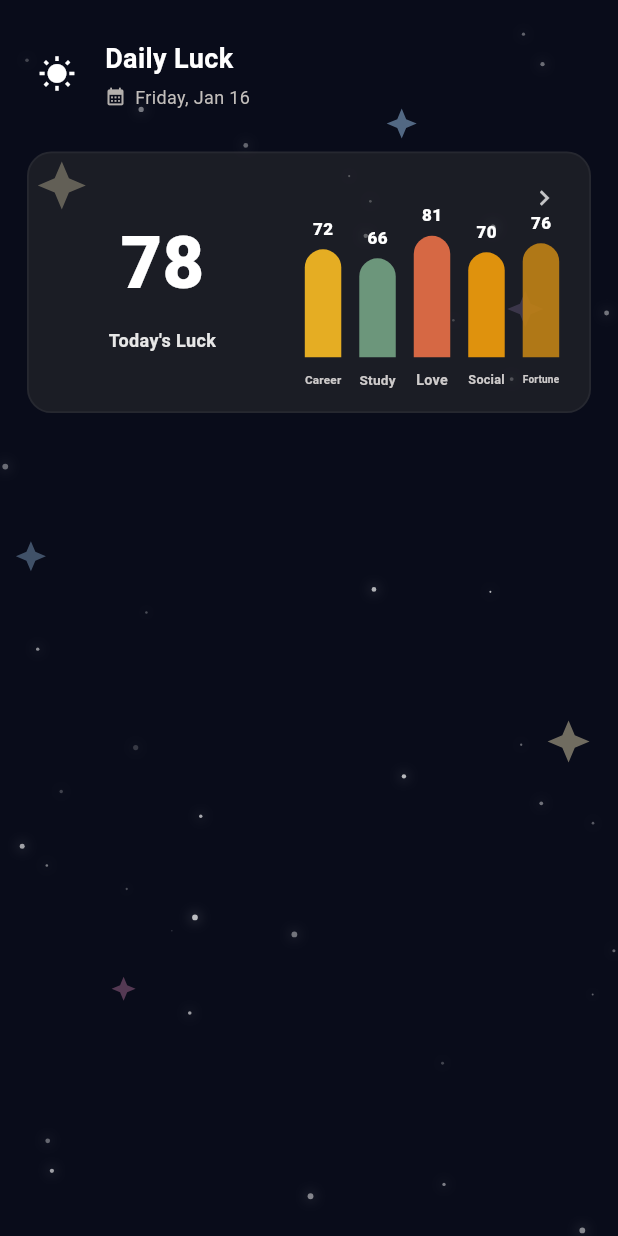
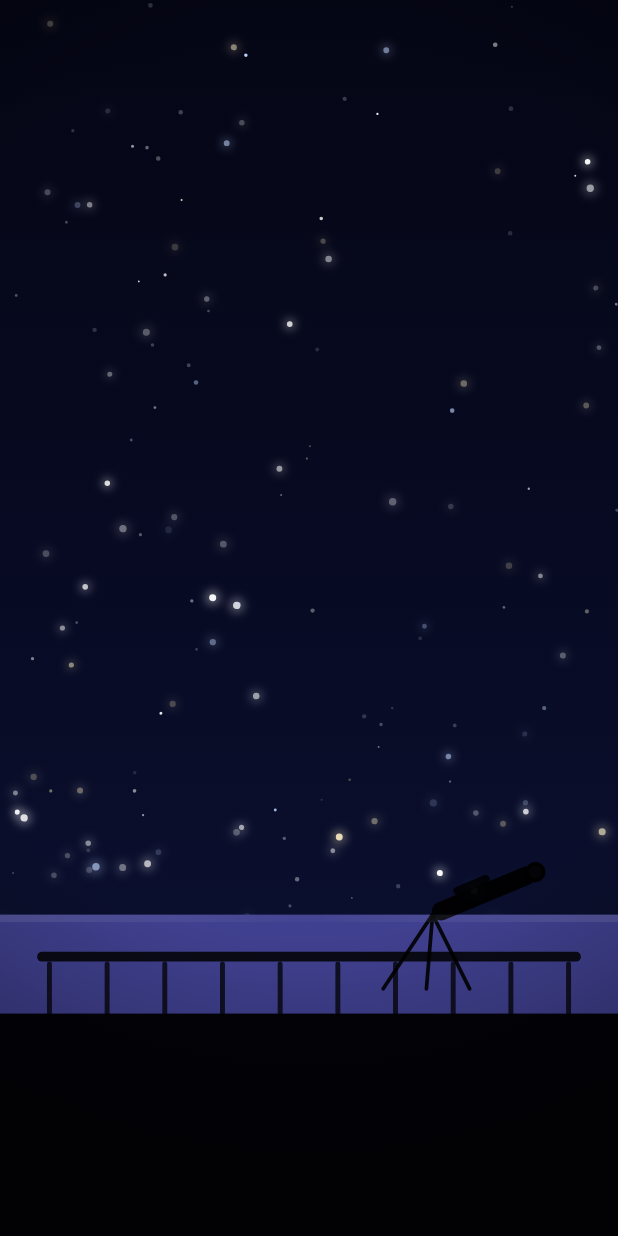
Before and after one commit to FrankieNg617/luck-app-frontend, a Flutter app: the screen it shows after launch, on a phone screen of 412 x 824 dp. Run offline on Flutter 3.47's test engine with Material 3 defaults, Android fonts, the light colour scheme and no system bars; our stand-ins replace google_fonts.

Commit message:
add new background

```diff
--- /dev/null
+++ b/lib/background/home_background.dart
@@ -0,0 +1,336 @@
+import 'dart:math';
+import 'package:flutter/material.dart';
+
+class NightSkyBalconyBackground extends StatefulWidget {
+  const NightSkyBalconyBackground({super.key});
+
+  @override
+  State<NightSkyBalconyBackground> createState() =>
+      _NightSkyBalconyBackgroundState();
+}
+
+class _NightSkyBalconyBackgroundState extends State<NightSkyBalconyBackground>
+    with TickerProviderStateMixin {
+  late final AnimationController _rotationCtrl;
+  late final AnimationController _twinkleCtrl;
+
+  // Pre-generate stars so they don't “jump” each frame.
+  late final List<_Star> _stars;
+
+  @override
+  void initState() {
+    super.initState();
+
+    _rotationCtrl = AnimationController(
+      vsync: this,
+      duration: const Duration(seconds: 140), // slow rotation
+    )..repeat();
+
+    _twinkleCtrl = AnimationController(
+      vsync: this,
+      duration: const Duration(milliseconds: 2600),
+    )..repeat();
+
+    _stars = _generateStars(
+      count: 220,
+      seed: 42,
+      // Only generate stars for the “sky” portion (leave bottom for balcony).
+      // We still generate full-screen, but painter will fade near bottom.
+    );
+  }
+
+  @override
+  void dispose() {
+    _rotationCtrl.dispose();
+    _twinkleCtrl.dispose();
+    super.dispose();
+  }
+
+  @override
+  Widget build(BuildContext context) {
+    final merged = Listenable.merge([_rotationCtrl, _twinkleCtrl]);
+
+    return AnimatedBuilder(
+      animation: merged,
+      builder: (context, _) {
+        return CustomPaint(
+          size: Size.infinite,
+          painter: _NightSkyBalconyPainter(
+            stars: _stars,
+            rotationT: _rotationCtrl.value,
+            twinkleT: _twinkleCtrl.value,
+          ),
+        );
+      },
+    );
+  }
+}
+
+class _NightSkyBalconyPainter extends CustomPainter {
+  _NightSkyBalconyPainter({
+    required this.stars,
+    required this.rotationT,
+    required this.twinkleT,
+  });
+
+  final List<_Star> stars;
+  final double rotationT; // 0..1
+  final double twinkleT; // 0..1
+
+  @override
+  void paint(Canvas canvas, Size size) {
+    final w = size.width;
+    final h = size.height;
+
+    // --- Background gradient (night sky) ---
+    final skyRect = Rect.fromLTWH(0, 0, w, h);
+    final bgPaint = Paint()
+      ..shader = const LinearGradient(
+        begin: Alignment.topCenter,
+        end: Alignment.bottomCenter,
+        colors: [
+          Color(0xFF050615),
+          Color(0xFF070A22),
+          Color(0xFF0B1030),
+          Color(0xFF0B1233),
+        ],
+        stops: [0.0, 0.45, 0.8, 1.0],
+      ).createShader(skyRect);
+    canvas.drawRect(skyRect, bgPaint);
+
+    // --- Rotating starfield (rotate around center, slightly above mid for nicer look) ---
+    final center = Offset(w * 0.5, h * 0.45);
+    final angle = rotationT * 2 * pi * 0.05; // tiny portion of a full turn per cycle
+    // If you want a bit faster, increase 0.05 -> 0.1
+
+    canvas.save();
+    canvas.translate(center.dx, center.dy);
+    canvas.rotate(angle);
+    canvas.translate(-center.dx, -center.dy);
+
+    _drawStars(canvas, size);
+
+    canvas.restore();
+
+    // --- Balcony + telescope silhouette ---
+    _drawBalconyAndTelescope(canvas, size);
+
+    // --- Soft vignette (makes edges nicer) ---
+    final vignette = Paint()
+      ..shader = RadialGradient(
+        center: const Alignment(0, -0.2),
+        radius: 1.1,
+        colors: [
+          Colors.transparent,
+          Colors.black.withValues(alpha: 0.35),
+        ],
+        stops: const [0.65, 1.0],
+      ).createShader(skyRect);
+    canvas.drawRect(skyRect, vignette);
+  }
+
+  void _drawStars(Canvas canvas, Size size) {
+    final w = size.width;
+    final h = size.height;
+
+    // Balcony occupies bottom ~26% of screen.
+    final balconyTopY = h * 0.74;
+
+    // Twinkle time in radians
+    final t = twinkleT * 2 * pi;
+
+    for (final s in stars) {
+      final px = s.x * w;
+      final py = s.y * h;
+
+      // Fade stars near the balcony area so they don't overlap visually.
+      final fade = (1.0 - ((py - balconyTopY) / (h - balconyTopY)).clamp(0.0, 1.0));
+      final skyFade = py < balconyTopY ? 1.0 : fade * 0.15;
+
+      // Twinkle: sin wave per-star with unique phase and speed.
+      final tw = 0.5 + 0.5 * sin(t * s.twinkleSpeed + s.phase);
+      // Map to a subtle alpha range.
+      final alpha = (0.25 + tw * 0.75) * s.baseAlpha * skyFade;
+
+      final paint = Paint()
+        ..color = s.color.withValues(alpha: alpha.clamp(0.0, 1.0));
+
+      // A tiny glow for bigger stars
+      if (s.radius > 1.6) {
+        final glowPaint = Paint()
+          ..color = s.color.withValues(alpha: (alpha * 0.35).clamp(0.0, 1.0))
+          ..maskFilter = const MaskFilter.blur(BlurStyle.normal, 3);
+        canvas.drawCircle(Offset(px, py), s.radius * 2.2, glowPaint);
+      }
+
+      canvas.drawCircle(Offset(px, py), s.radius, paint);
+    }
+  }
+
+  void _drawBalconyAndTelescope(Canvas canvas, Size size) {
+    final w = size.width;
+    final h = size.height;
+
+    final balconyTop = h * 0.74;
+    final floorTop = h * 0.82;
+
+    final dark = const Color.fromARGB(255, 64, 64, 144);
+    final darker = const Color(0xFF030308);
+
+    // Balcony base (floor)
+    final floorRect = Rect.fromLTWH(0, floorTop, w, h - floorTop);
+    canvas.drawRect(floorRect, Paint()..color = darker);
+
+    // Balcony wall / railing plate
+    final wallRect = Rect.fromLTWH(0, balconyTop, w, floorTop - balconyTop);
+    canvas.drawRect(wallRect, Paint()..color = dark);
+
+    // Railing top bar
+    final barH = max(2.0, h * 0.008);
+    final barRect = RRect.fromRectAndRadius(
+      Rect.fromLTWH(w * 0.06, balconyTop + h * 0.03, w * 0.88, barH),
+      Radius.circular(barH),
+    );
+    canvas.drawRRect(barRect, Paint()..color = Colors.black.withValues(alpha: 0.85));
+
+    // Railing posts
+    final postW = max(2.0, w * 0.008);
+    final postH = (floorTop - balconyTop) * 0.55;
+    final postTopY = balconyTop + h * 0.03 + barH;
+    final postCount = 10;
+    final left = w * 0.08;
+    final right = w * 0.92;
+    final spacing = (right - left) / (postCount - 1);
+
+    final postPaint = Paint()..color = Colors.black.withValues(alpha: 0.75);
+    for (int i = 0; i < postCount; i++) {
+      final x = left + spacing * i;
+      final r = RRect.fromRectAndRadius(
+        Rect.fromLTWH(x - postW / 2, postTopY, postW, postH),
+        Radius.circular(postW),
+      );
+      canvas.drawRRect(r, postPaint);
+    }
+
+    // Telescope silhouette (simple but recognizable)
+    final scopeBase = Offset(w * 0.72, floorTop - h * 0.02);
+    final scopeScale = min(w, h);
+
+    final tubeLen = scopeScale * 0.18;
+    final tubeW = scopeScale * 0.03;
+
+    // Tripod legs
+    final legPaint = Paint()
+      ..color = Colors.black.withValues(alpha: 0.9)
+      ..strokeWidth = max(2.0, scopeScale * 0.006)
+      ..strokeCap = StrokeCap.round;
+
+    final apex = Offset(scopeBase.dx - scopeScale * 0.02, floorTop - scopeScale * 0.16);
+    canvas.drawLine(apex, Offset(scopeBase.dx - scopeScale * 0.10, scopeBase.dy), legPaint);
+    canvas.drawLine(apex, Offset(scopeBase.dx + scopeScale * 0.04, scopeBase.dy), legPaint);
+    canvas.drawLine(apex, Offset(scopeBase.dx - scopeScale * 0.03, scopeBase.dy), legPaint);
+
+    // Telescope tube (rotated rounded rect)
+    final tubeAngle = -pi / 8; // pointing up-left a bit
+    canvas.save();
+    canvas.translate(apex.dx, apex.dy);
+    canvas.rotate(tubeAngle);
+    final tubeRect = RRect.fromRectAndRadius(
+      Rect.fromLTWH(0, -tubeW / 2, tubeLen, tubeW),
+      Radius.circular(tubeW / 2),
+    );
+    final tubePaint = Paint()..color = Colors.black.withValues(alpha: 0.92);
+    canvas.drawRRect(tubeRect, tubePaint);
+
+    // Eyepiece / front rim
+    final rimPaint = Paint()..color = Colors.black.withValues(alpha: 0.98);
+    canvas.drawCircle(Offset(tubeLen, 0), tubeW * 0.55, rimPaint);
+    canvas.drawCircle(Offset(tubeLen, 0), tubeW * 0.35, Paint()..color = darker);
+
+    // Small finder scope
+    final fsLen = tubeLen * 0.35;
+    final fsW = tubeW * 0.45;
+    final fsRect = RRect.fromRectAndRadius(
+      Rect.fromLTWH(tubeLen * 0.25, -tubeW * 0.9, fsLen, fsW),
+      Radius.circular(fsW / 2),
+    );
+    canvas.drawRRect(fsRect, Paint()..color = Colors.black.withValues(alpha: 0.85));
+
+    canvas.restore();
+
+    // A subtle highlight on balcony top edge (moonlight vibe)
+    final highlight = Paint()
+      ..shader = LinearGradient(
+        begin: Alignment.centerLeft,
+        end: Alignment.centerRight,
+        colors: [
+          Colors.white.withValues(alpha: 0.10),
+          Colors.white.withValues(alpha: 0.02),
+          Colors.white.withValues(alpha: 0.10),
+        ],
+      ).createShader(Rect.fromLTWH(0, balconyTop, w, barH * 2));
+    canvas.drawRect(Rect.fromLTWH(0, balconyTop, w, max(1.0, h * 0.006)), highlight);
+  }
+
+  @override
+  bool shouldRepaint(covariant _NightSkyBalconyPainter oldDelegate) {
+    // repaint every tick
+    return oldDelegate.rotationT != rotationT ||
+        oldDelegate.twinkleT != twinkleT ||
+        oldDelegate.stars != stars;
+  }
+}
+
+class _Star {
+  _Star({
+    required this.x,
+    required this.y,
+    required this.radius,
+    required this.baseAlpha,
+    required this.twinkleSpeed,
+    required this.phase,
+    required this.color,
+  });
+
+  final double x; // 0..1
+  final double y; // 0..1
+  final double radius;
+  final double baseAlpha; // 0..1
+  final double twinkleSpeed; // multiplier
+  final double phase; // 0..2pi
+  final Color color;
+}
+
+List<_Star> _generateStars({required int count, required int seed}) {
+  final rnd = Random(seed);
+
+  Color starColor() {
+    // Slightly varied whites/blues for a nicer sky
+    final roll = rnd.nextDouble();
+    if (roll < 0.70) return const Color(0xFFFFFFFF);
+    if (roll < 0.88) return const Color(0xFFBFD7FF); // cool blue
+    return const Color(0xFFFFF2C6); // warm tint
+  }
+
+  return List.generate(count, (_) {
+    final x = rnd.nextDouble();
+    // Bias stars toward upper area a bit
+    final yRaw = rnd.nextDouble();
+    final y = pow(yRaw, 0.75).toDouble(); // more stars toward top
+
+    final r = 0.6 + rnd.nextDouble() * 1.9; // 0.6..2.5
+    final baseAlpha = 0.35 + rnd.nextDouble() * 0.65; // 0.35..1.0
+    final twinkleSpeed = 0.7 + rnd.nextDouble() * 1.6; // 0.7..2.3
+    final phase = rnd.nextDouble() * 2 * pi;
+
+    return _Star(
+      x: x,
+      y: y,
+      radius: r,
+      baseAlpha: baseAlpha,
+      twinkleSpeed: twinkleSpeed,
+      phase: phase,
+      color: starColor(),
+    );
+  });
+}
--- a/lib/screens/home_screen.dart
+++ b/lib/screens/home_screen.dart
@@ -1,54 +1,14 @@
 import 'package:flutter/material.dart';
-import '../widgets/header_widget.dart';
-import '../widgets/score_preview_widget.dart';
-import '../background/galaxy_background_comic.dart';
-import 'luck_screen.dart';
+import '../background/home_background.dart';
 
 class HomeScreen extends StatelessWidget {
   const HomeScreen({super.key});
 
   @override
   Widget build(BuildContext context) {
-    const overall = 78;
-    const career = 72;
-    const study = 66;
-    const love = 81;
-    const social = 70;
-    const fortune = 76;
+    return Scaffold(
+      body: NightSkyBalconyBackground(
 
-    return GalaxyBackgroundComic(
-      child: Scaffold(
-        backgroundColor: Colors
-            .transparent,
-        body: SafeArea(
-          child: SingleChildScrollView(
-            padding: const EdgeInsets.symmetric(horizontal: 18, vertical: 12),
-            child: Column(
-              crossAxisAlignment: CrossAxisAlignment.start,
-              children: [
-                const HeaderWidget(),
-                const SizedBox(height: 14),
-
-                ScorePreviewWidget(
-                  overallScore: overall,
-                  career: career,
-                  study: study,
-                  love: love,
-                  social: social,
-                  fortune: fortune,
-                  onOpenLuck: () {
-                    Navigator.of(context).push(
-                      MaterialPageRoute(builder: (_) => const LuckScreen()),
-                    );
-                  },
-                ),
-
-                const SizedBox(height: 18),
-                // other home widgets here
-              ],
-            ),
-          ),
-        ),
       ),
     );
   }
--- a/pubspec.yaml
+++ b/pubspec.yaml
@@ -63,6 +63,8 @@ flutter:
   # To add assets to your application, add an assets section, like this:
   assets:
     - assets/icons/
+    - assets/zodiac/
+    - assets/backgrounds/
 
   # An image asset can refer to one or more resolution-specific "variants", see
   # https://flutter.dev/to/resolution-aware-images
```
Also changed, not shown: assets/backgrounds/balcony_foreground.png (added), assets/backgrounds/night_sky.png (added), assets/zodiac/scorpio.png (added).
